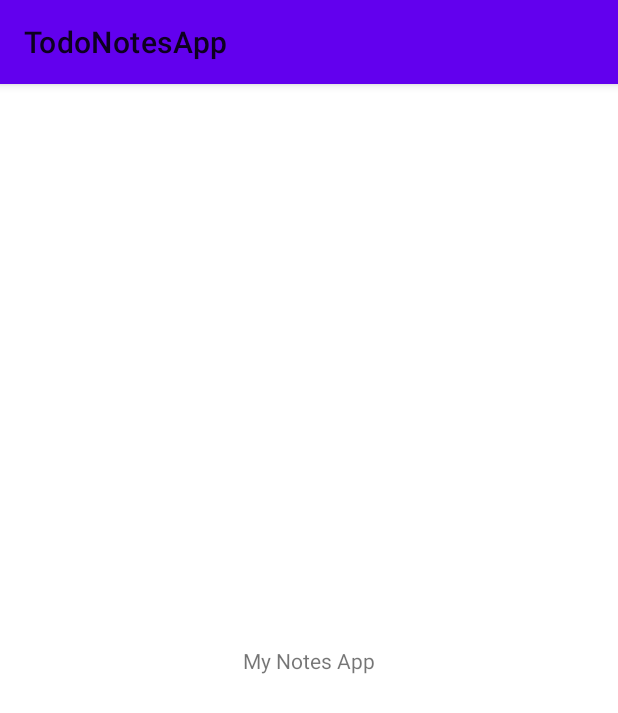
After one commit to navalkulkarni/TodoNotesApp, an Android app: the SplashActivity screen opened directly, with no data from a screen before it, on a phone screen of 412 x 824 dp. The commit adds this screen. Shown: the top 713 px of the screen. Run offline under Robolectric (Android 15) with nearby library versions, the phone set to English and light mode, and no system bars.

Commit message:
added Splash screen for the app to check if user is logged in and accordingly redirect him to appropriate activity.

```diff
--- a/app/src/main/java/com/naval/todonotesapp/LoginActivity.java
+++ b/app/src/main/java/com/naval/todonotesapp/LoginActivity.java
@@ -15,6 +15,7 @@ public class LoginActivity extends AppCompatActivity {
 
     EditText editTextFullName,editTextUserName;
     Button buttonLogin;
+
 
     @Override
     protected void onCreate(Bundle savedInstanceState) {
--- /dev/null
+++ b/app/src/main/java/com/naval/todonotesapp/SplashActivity.java
@@ -0,0 +1,18 @@
+package com.naval.todonotesapp;
+
+import androidx.appcompat.app.AppCompatActivity;
+
+import android.os.Bundle;
+
+public class SplashActivity extends AppCompatActivity {
+
+    @Override
+    protected void onCreate(Bundle savedInstanceState) {
+        super.onCreate(savedInstanceState);
+        setContentView(R.layout.activity_splash);
+        checkLoginStatus();
+    }
+
+    private void checkLoginStatus() {
+    }
+}
--- /dev/null
+++ b/app/src/main/res/layout/activity_splash.xml
@@ -0,0 +1,18 @@
+<?xml version="1.0" encoding="utf-8"?>
+<androidx.constraintlayout.widget.ConstraintLayout xmlns:android="http://schemas.android.com/apk/res/android"
+    xmlns:app="http://schemas.android.com/apk/res-auto"
+    xmlns:tools="http://schemas.android.com/tools"
+    android:layout_width="match_parent"
+    android:layout_height="match_parent"
+    tools:context=".SplashActivity">
+
+    <TextView
+        android:id="@+id/splashTitle"
+        android:layout_width="wrap_content"
+        android:layout_height="wrap_content"
+        android:text="My Notes App"
+        app:layout_constraintBottom_toBottomOf="parent"
+        app:layout_constraintEnd_toEndOf="parent"
+        app:layout_constraintStart_toStartOf="parent"
+        app:layout_constraintTop_toTopOf="parent" />
+</androidx.constraintlayout.widget.ConstraintLayout>
```
Also changed, not shown: app/src/main/AndroidManifest.xml (+9 -2 lines), app/src/main/java/com/naval/todonotesapp/MyNotesActivity.java (+16 -9 lines).
